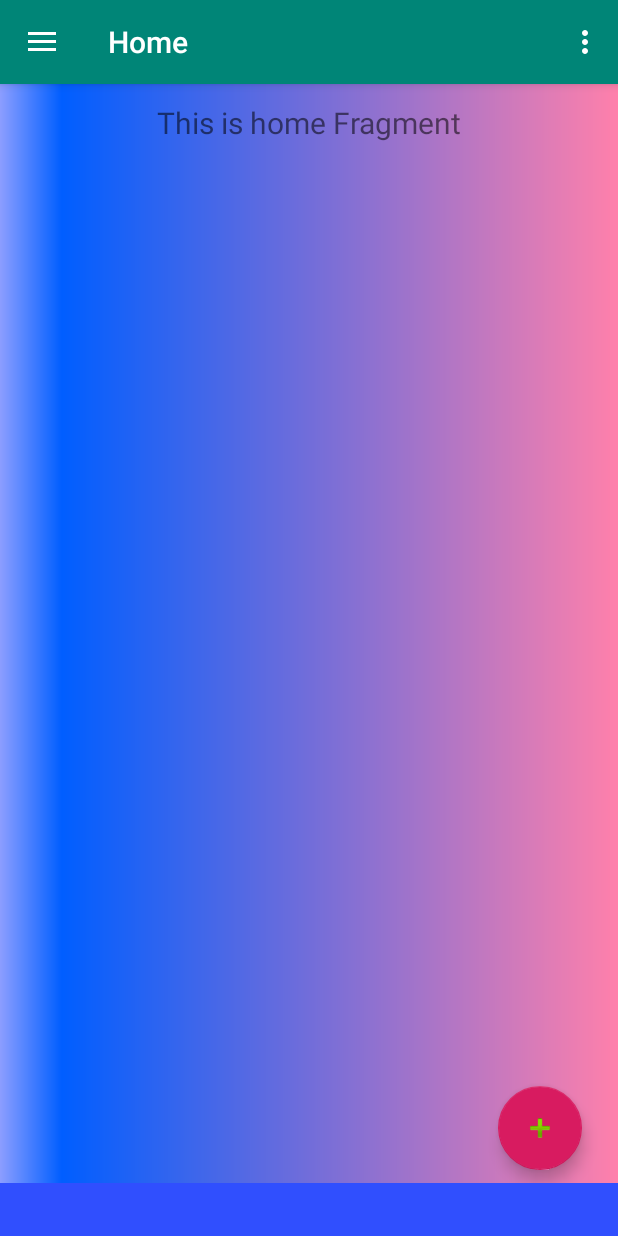
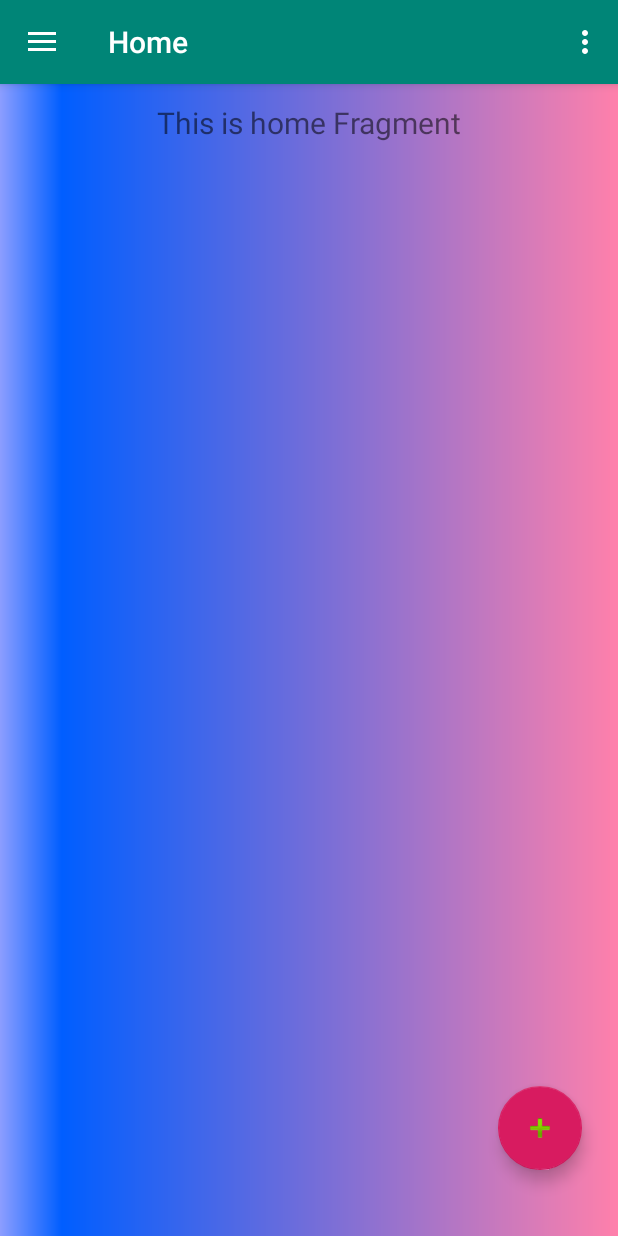
Before and after one commit to agusprayogi02/SMKCoding_Kanesa_Agus, an Android app: the MainActivity screen opened directly, with no data from a screen before it, on a phone screen of 412 x 824 dp. Run offline under Robolectric (Android 15) with nearby library versions, the phone set to English and light mode, and no system bars; our stand-ins replace AdMob, Firebase (no records; nobody signed in at launch, a user with empty details on screens opened directly), navigation-ui; 1 statement that could not run was skipped.

Commit message:
commit12

```diff
--- a/Canteen/app/build.gradle
+++ b/Canteen/app/build.gradle
@@ -37,8 +37,6 @@ dependencies {
     implementation 'com.google.android.material:material:1.0.0'
     implementation 'androidx.constraintlayout:constraintlayout:1.1.3'
     implementation 'androidx.multidex:multidex:2.0.1'
-    implementation 'androidx.navigation:navigation-fragment:2.0.0'
-    implementation 'androidx.navigation:navigation-ui:2.0.0'
     implementation 'androidx.lifecycle:lifecycle-extensions:2.0.0'
     implementation 'androidx.navigation:navigation-fragment-ktx:2.0.0'
     implementation 'androidx.navigation:navigation-ui-ktx:2.0.0'
--- a/Canteen/app/src/main/java/id/canteen/MainActivity.kt
+++ b/Canteen/app/src/main/java/id/canteen/MainActivity.kt
@@ -32,9 +32,6 @@ import id.canteen.ui.tools.ToolsFragment
 
 
 class MainActivity : AppCompatActivity() {
-    private lateinit var mpager: ViewPager2
-    val NM_PAGER = 2
-    val name_tab = arrayOf("Home", "Galery")
 
     private lateinit var appBarConfiguration: AppBarConfiguration
     private lateinit var mInterstitialAd: InterstitialAd
@@ -49,19 +46,6 @@ class MainActivity : AppCompatActivity() {
         mInterstitialAd.adUnitId = "ca-app-pub-3073208106044913/9497497751"
         mInterstitialAd.loadAd(AdRequest.Builder().build())
 
-//       View pager2
-        val pagerAdapter = ScreenSlidePagerAdapter(this)
-        view_pager.adapter = pagerAdapter
-
-        val tabLayoutMediator = TabLayoutMediator(tab, view_pager, true,
-            TabLayoutMediator.OnConfigureTabCallback { tab, position ->
-
-            })
-        tabLayoutMediator.attach()
-
-        for (i in 0..1) {
-            tab.getTabAt(i)!!.setText(name_tab.get(i))
-        }
         val toolbar: Toolbar = findViewById(R.id.toolbar)
         setSupportActionBar(toolbar)
 
@@ -79,26 +63,6 @@ class MainActivity : AppCompatActivity() {
         setupActionBarWithNavController(navController, appBarConfiguration)
         navView.setupWithNavController(navController)
 
-    }
-
-    override fun onBackPressed() {
-        if (view_pager.currentItem == 0) {
-            super.onBackPressed()
-        }else {
-            view_pager.currentItem = mpager.currentItem - 1
-        }
-    }
-
-    private inner class ScreenSlidePagerAdapter(fa : FragmentActivity) : FragmentStateAdapter(fa){
-        override fun createFragment(position: Int): Fragment {
-            if (position == 0){
-                return HomeFragment()
-            }else{
-                return GalleryFragment()
-            }
-        }
-
-        override fun getItemCount(): Int  = NM_PAGER
     }
 
     override fun onCreateOptionsMenu(menu: Menu): Boolean {
--- a/Canteen/app/src/main/res/layout/app_bar_main.xml
+++ b/Canteen/app/src/main/res/layout/app_bar_main.xml
@@ -22,18 +22,4 @@
 
     <include layout="@layout/content_main" />
 
-    <androidx.viewpager2.widget.ViewPager2
-        android:id="@+id/view_pager"
-        android:layout_width="match_parent"
-        android:layout_height="0dp"
-        android:layout_weight="1">
-    </androidx.viewpager2.widget.ViewPager2>
-    <com.google.android.material.tabs.TabLayout
-        android:id="@+id/tab"
-        android:layout_width="match_parent"
-        android:background="@color/blue"
-        android:layout_gravity="bottom"
-        app:tabTextColor="@color/colorPrimary"
-        android:layout_height="35dp"/>
-
 </androidx.coordinatorlayout.widget.CoordinatorLayout>
```
Also changed, not shown: Canteen/app/src/main/java/id/canteen/ViewPager2.kt (deleted, +0 -58 lines), Canteen/app/src/main/res/layout/activity_login.xml (+0 -11 lines).
